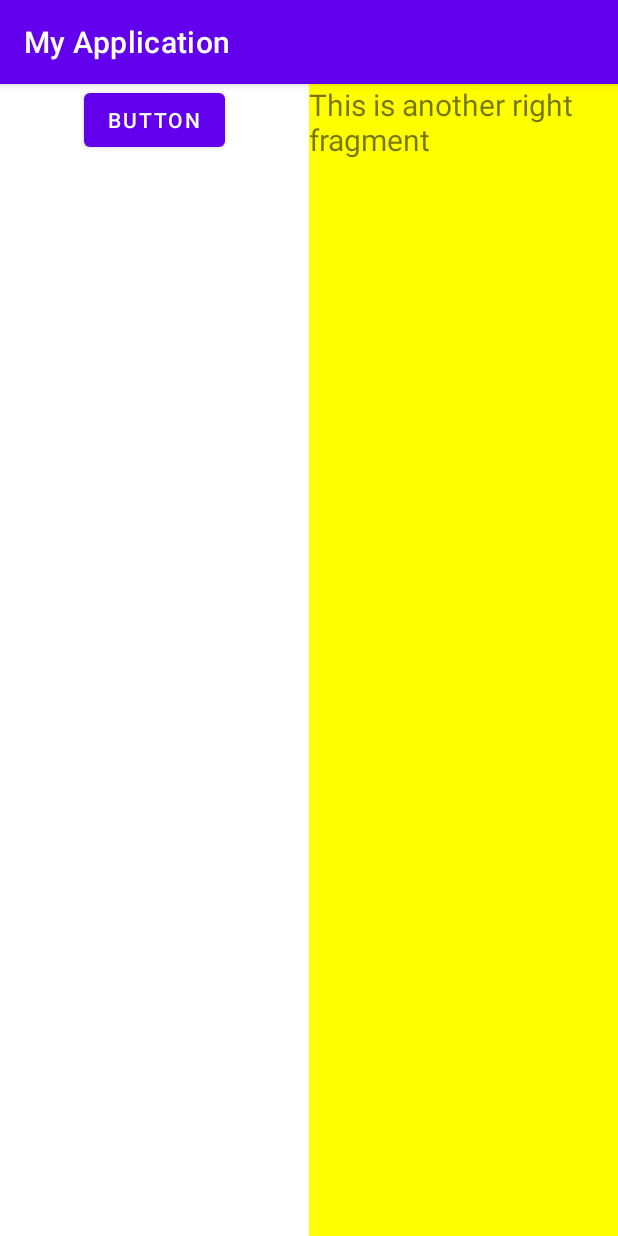
After one commit to Wangzhijie1209/wow, an Android app: the fragment AnotherRightFragment placed in its activity, on a phone screen of 412 x 824 dp. The commit adds this screen. Run offline under Robolectric (Android 15) with nearby library versions, the phone set to English and light mode, and no system bars.

Commit message:
动态添加碎片

```diff
--- /dev/null
+++ b/app/src/main/java/com/example/myapplication/fragment_package/AnotherRightFragment.java
@@ -0,0 +1,21 @@
+package com.example.myapplication.fragment_package;
+
+import android.os.Bundle;
+import android.view.LayoutInflater;
+import android.view.View;
+import android.view.ViewGroup;
+
+import androidx.annotation.NonNull;
+import androidx.annotation.Nullable;
+import androidx.fragment.app.Fragment;
+
+import com.example.myapplication.R;
+
+public class AnotherRightFragment extends Fragment {
+    @Nullable
+    @Override
+    public View onCreateView(@NonNull LayoutInflater inflater, @Nullable ViewGroup container, @Nullable Bundle savedInstanceState) {
+        View view = inflater.inflate(R.layout.another_right_fragment, container, false);
+        return view;
+    }
+}
--- a/app/src/main/java/com/example/myapplication/fragment_package/Fragment_test_Activity.java
+++ b/app/src/main/java/com/example/myapplication/fragment_package/Fragment_test_Activity.java
@@ -1,16 +1,58 @@
 package com.example.myapplication.fragment_package;
 
 import androidx.appcompat.app.AppCompatActivity;
+import androidx.fragment.app.Fragment;
+import androidx.fragment.app.FragmentManager;
+import androidx.fragment.app.FragmentTransaction;
 
 import android.os.Bundle;
+import android.view.View;
+import android.widget.Button;
 
 import com.example.myapplication.R;
 
-public class Fragment_test_Activity extends AppCompatActivity {
+/**
+ *在左侧碎片中的按钮注册了一个点击事件,然后调用replaceFragment()方法添加了RightFragment这个碎片,当点击左侧碎片中
+ * 的按钮时,又会调用replaceFragment()方法将右侧碎片替换成AnotherRightFragment。
+ */
+public class Fragment_test_Activity extends AppCompatActivity implements View.OnClickListener{
 
     @Override
     protected void onCreate(Bundle savedInstanceState) {
         super.onCreate(savedInstanceState);
         setContentView(R.layout.activity_fragment_test);
+        Button button = findViewById(R.id.left_fragment_button);
+        button.setOnClickListener(this);
+        replaceFragment(new RightFragment());
+
+    }
+
+
+
+    @Override
+    public void onClick(View view) {
+        switch (view.getId()){
+            case R.id.left_fragment_button:
+                replaceFragment(new AnotherRightFragment());
+                break;
+            default:
+                break;
+        }
+    }
+
+    /**
+     * 动态添加碎片分为5步:
+     * 1.创建待添加的碎片实例
+     * 2.获取FragmentManager,在活动中可以直接通过调用getSupportFragmentManager()方法得到
+     * 3.开启一个事务,通过调用beginTransaction()方法开启
+     * 4.向容器内添加或替换碎片,一般使用replace()方法实现,需要传入容器的id和待添加的碎片实例
+     * 5.提交事务,调用commit()方法来完成
+     * @param fragment
+     */
+    private void replaceFragment(Fragment fragment){
+        FragmentManager fragmentManager = getSupportFragmentManager();
+        FragmentTransaction transaction = fragmentManager.beginTransaction();
+        transaction.replace(R.id.right_fragment,fragment);
+        transaction.commit();
     }
 }
--- a/app/src/main/res/layout/activity_fragment_test.xml
+++ b/app/src/main/res/layout/activity_fragment_test.xml
@@ -15,9 +15,8 @@
         app:layout_constraintLeft_toLeftOf="parent"
         app:layout_constraintRight_toLeftOf="@id/right_fragment" />
 
-    <fragment
+    <FrameLayout
         android:id="@+id/right_fragment"
-        android:name="com.example.myapplication.fragment_package.RightFragment"
         android:layout_width="0dp"
         android:layout_height="match_parent"
         app:layout_constraintHorizontal_weight="1"
--- /dev/null
+++ b/app/src/main/res/layout/another_right_fragment.xml
@@ -0,0 +1,14 @@
+<?xml version="1.0" encoding="utf-8"?>
+<LinearLayout xmlns:android="http://schemas.android.com/apk/res/android"
+    android:orientation="vertical"
+    android:background="#ffff00"
+    android:layout_width="match_parent"
+    android:layout_height="match_parent">
+    <TextView
+        android:layout_width="wrap_content"
+        android:layout_height="wrap_content"
+        android:layout_gravity="center_horizontal"
+        android:textSize="20sp"
+        android:text="This is another right fragment"/>
+
+</LinearLayout>
```
